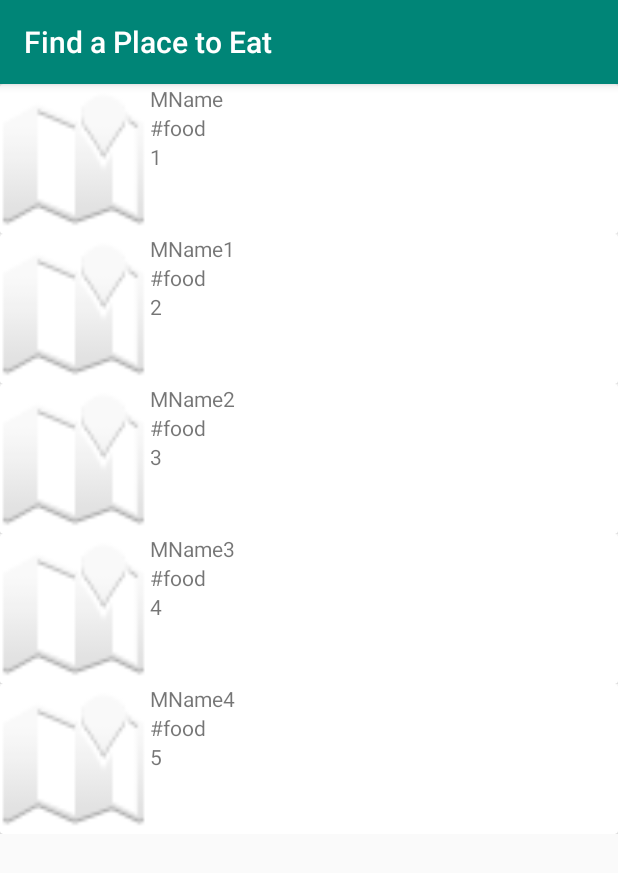
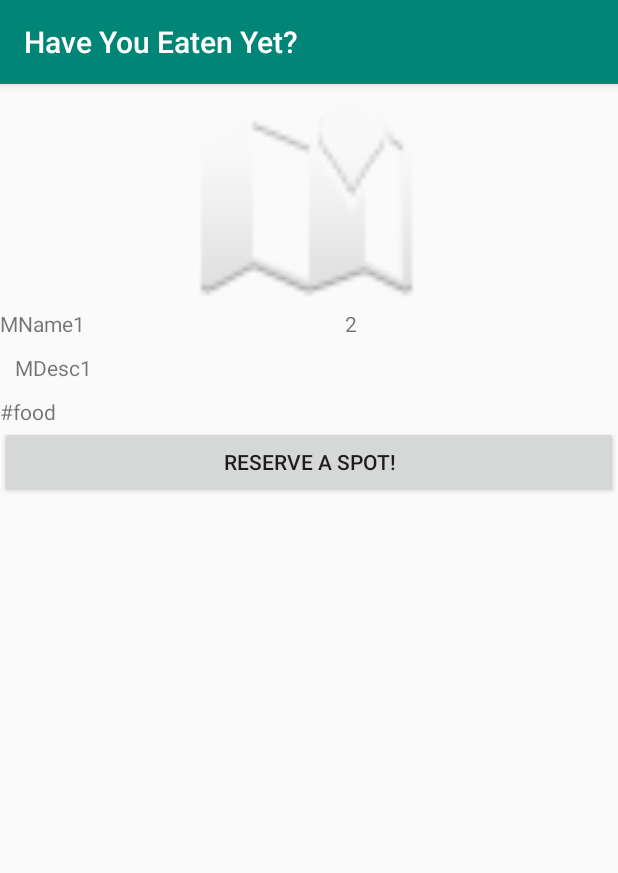
Before and after one commit to eliotshekhtman/have-you-eaten-yet, an Android app: the DirectoryActivity screen opened directly, with no data from a screen before it, after a tap on "MName1", on a phone screen of 412 x 824 dp. Shown: the top 873 px of the screen. Run offline under Robolectric (Android 15) with nearby library versions, the phone set to English and light mode, and no system bars.

Commit message:
Implemented basic MealActivity for responding to clicks on meals

```diff
--- a/app/src/main/AndroidManifest.xml
+++ b/app/src/main/AndroidManifest.xml
@@ -28,6 +28,8 @@
         <activity
             android:name=".PersonalActivity"
             android:label="Your Account"></activity>
+        <activity
+            android:name=".MealActivity"/>
     </application>
 
 </manifest>
--- a/app/src/main/java/com/example/haveyoueatenyet/DirectoryActivity.java
+++ b/app/src/main/java/com/example/haveyoueatenyet/DirectoryActivity.java
@@ -51,7 +51,7 @@ public class DirectoryActivity extends AppCompatActivity {
         recyclerView.setAdapter(adapter);
     }
 
-    private static class MyOnClickListener implements View.OnClickListener {
+    private class MyOnClickListener implements View.OnClickListener {
         private final Context context;
         private MyOnClickListener(Context context) {
             this.context = context;
@@ -81,7 +81,9 @@ public class DirectoryActivity extends AppCompatActivity {
             if(meal == null) throw new NullPointerException("No meal with expected id found");
             Log.d("MyOnClickListener", "found meal with name " + meal.getMealName());
 
-
+            Intent intent = new Intent(context, MealActivity.class);
+            intent.putExtra("meal", meal);
+            startActivity(intent);
         }
     }
 }
--- a/app/src/main/java/com/example/haveyoueatenyet/MealActivity.java
+++ b/app/src/main/java/com/example/haveyoueatenyet/MealActivity.java
@@ -2,6 +2,9 @@ package com.example.haveyoueatenyet;
 
 import android.content.Intent;
 import android.os.Bundle;
+import android.view.View;
+import android.widget.TextView;
+import android.widget.Toast;
 
 import androidx.appcompat.app.AppCompatActivity;
 
@@ -14,5 +17,21 @@ public class MealActivity extends AppCompatActivity {
         Intent intent = this.getIntent();
         meal = (Meal) intent.getParcelableExtra("meal");
         setContentView((R.layout.activity_meal));
+
+        TextView name = (TextView) findViewById(R.id.mealName);
+        TextView id = (TextView) findViewById(R.id.mealId);
+        TextView desc = (TextView) findViewById(R.id.mealDesc);
+        TextView tags = (TextView) findViewById(R.id.mealTags);
+
+        name.setText(meal.getMealName());
+        id.setText("" + meal.getMealId());
+        desc.setText(meal.getMealDesc());
+        tags.setText("#food");
+
+    }
+
+    public void register(View view) {
+        //TODO: online
+        Toast.makeText(this, "No online connection", Toast.LENGTH_SHORT).show();
     }
 }
--- a/app/src/main/res/layout/activity_meal.xml
+++ b/app/src/main/res/layout/activity_meal.xml
@@ -47,5 +47,6 @@
     <Button
         android:layout_width="match_parent"
         android:layout_height="wrap_content"
+        android:onClick="register"
         android:text="Reserve a spot!" />
 </LinearLayout>
```
